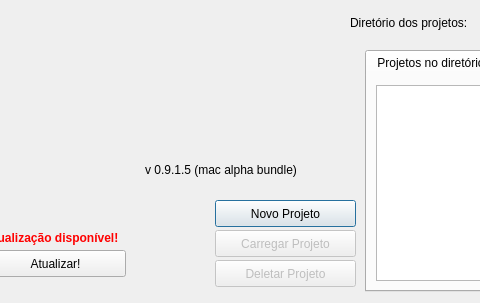
igoratsok/Gameka, file src_editor/welcomescreen.ui: the form before one commit; both pictures show x 95 to 575 and y 0 to 303 of the 840 by 303 pixel window.
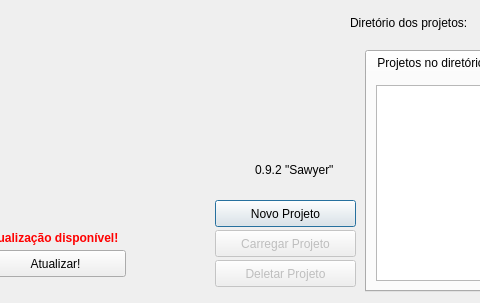
The form after the commit. Icons and pictures are not drawn.

```diff
--- a/src_editor/welcomescreen.ui
+++ b/src_editor/welcomescreen.ui
@@ -148,14 +148,14 @@
   <widget class="QLabel" name="label_2">
    <property name="geometry">
     <rect>
-     <x>240</x>
+     <x>350</x>
      <y>160</y>
-     <width>191</width>
+     <width>81</width>
      <height>20</height>
     </rect>
    </property>
    <property name="text">
-    <string>v 0.9.1.5 (mac alpha bundle)</string>
+    <string>0.9.2 &quot;Sawyer&quot;</string>
    </property>
   </widget>
   <widget class="QPushButton" name="pushButton">
```
